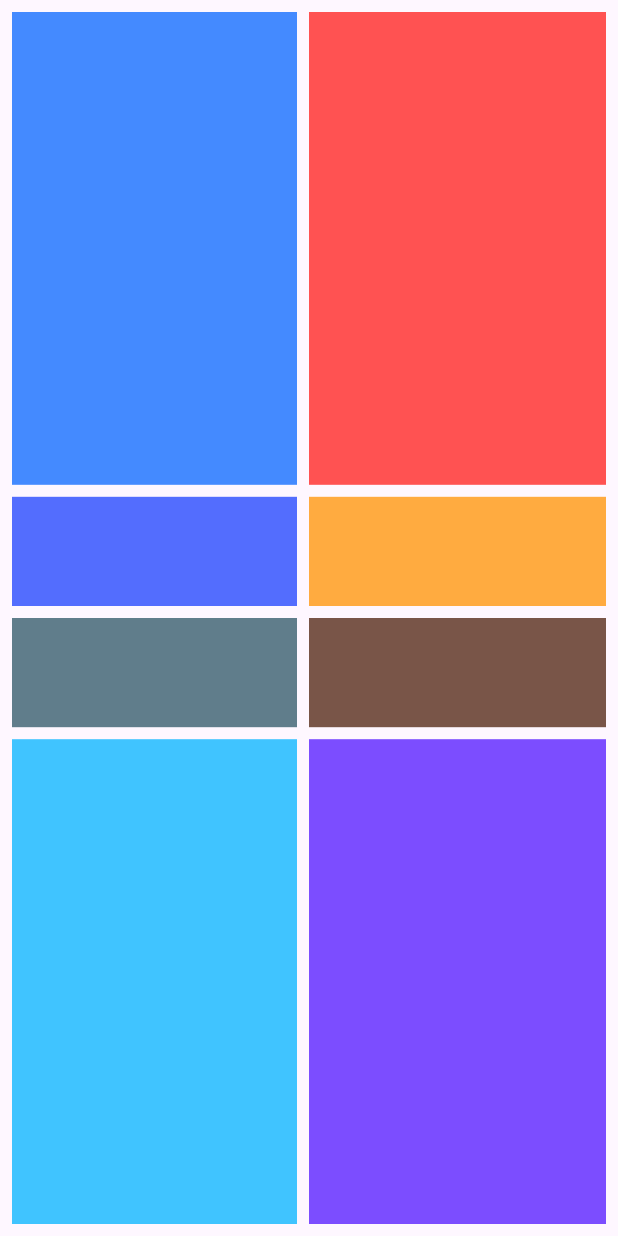
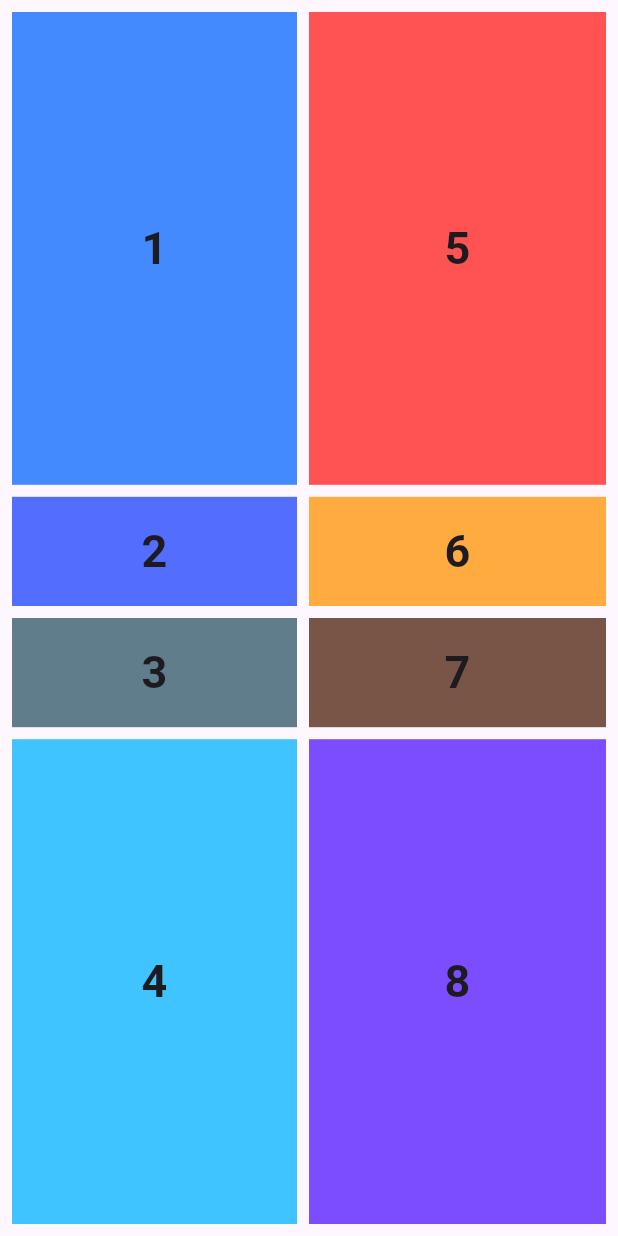
Before and after one commit to sirgb1/flutter2, a Flutter app: the screen it shows after launch, on a phone screen of 412 x 824 dp. Run offline on Flutter 3.47's test engine with Material 3 defaults, Android fonts, the phone set to English and light mode, and no system bars.

Commit message:
boxes are with numbers now

```diff
--- a/lib/main.dart
+++ b/lib/main.dart
@@ -96,12 +96,11 @@ class _MyHomePageState extends State<MyHomePage> {
                         margin: const EdgeInsets.only(right: 8, bottom: 8),
                         color: Colors.blueAccent,
                         alignment: Alignment.center,
-                      // child: Text(
-                      //   '1',
-                      //   style: TextStyle(
-                      //       fontWeight: FontWeight.bold, fontSize: 30),
-                      // )
-                    ),
+                        child: const Text(
+                          '1',
+                          style: TextStyle(
+                              fontWeight: FontWeight.bold, fontSize: 30),
+                        )),
                   ),
                   Expanded(
                       flex: 1,
@@ -114,11 +113,9 @@ class _MyHomePageState extends State<MyHomePage> {
                           height: double.infinity,
                           color: Colors.indigoAccent,
                           alignment: Alignment.center,
-                        // child: Text('2',
-                        //     style: TextStyle(
-                        //         fontWeight: FontWeight.bold, fontSize: 30)
-                        //         )
-                      )),
+                          child: const Text('2',
+                              style: TextStyle(
+                                  fontWeight: FontWeight.bold, fontSize: 30)))),
                   Expanded(
                       flex: 1,
                       child: Container(
@@ -130,11 +127,9 @@ class _MyHomePageState extends State<MyHomePage> {
                           height: double.infinity,
                           color: Colors.blueGrey,
                           alignment: Alignment.center,
-                        // child: Text('3',
-                        //     style: TextStyle(
-                        //         fontWeight: FontWeight.bold, fontSize: 30)
-                        //         )
-                      )),
+                          child: const Text('3',
+                              style: TextStyle(
+                                  fontWeight: FontWeight.bold, fontSize: 30)))),
                   Expanded(
                     flex: 4,
                     child: Container(
@@ -146,11 +141,9 @@ class _MyHomePageState extends State<MyHomePage> {
                         height: double.infinity,
                         color: Colors.lightBlueAccent,
                         alignment: Alignment.center,
-                      // child: Text('4',
-                      //     style: TextStyle(
-                      //         fontWeight: FontWeight.bold, fontSize: 30)
-                      //       )
-                    ),
+                        child: const Text('4',
+                            style: TextStyle(
+                                fontWeight: FontWeight.bold, fontSize: 30))),
                   )
                 ],
               ),
@@ -171,11 +164,9 @@ class _MyHomePageState extends State<MyHomePage> {
                         height: double.infinity,
                         color: Colors.redAccent,
                         alignment: Alignment.center,
-                      // child: Text('5',
-                      //     style: TextStyle(
-                      //         fontWeight: FontWeight.bold, fontSize: 30)
-                      //       )
-                    ),
+                        child: const Text('5',
+                            style: TextStyle(
+                                fontWeight: FontWeight.bold, fontSize: 30))),
                   ),
                   Expanded(
                       flex: 1,
@@ -188,11 +179,9 @@ class _MyHomePageState extends State<MyHomePage> {
                           height: double.infinity,
                           color: Colors.orangeAccent,
                           alignment: Alignment.center,
-                        // child: Text('6',
-                        //     style: TextStyle(
-                        //         fontWeight: FontWeight.bold, fontSize: 30)
-                        //         )
-                      )),
+                          child: const Text('6',
+                              style: TextStyle(
+                                  fontWeight: FontWeight.bold, fontSize: 30)))),
                   Expanded(
                       flex: 1,
                       child: Container(
@@ -204,11 +193,9 @@ class _MyHomePageState extends State<MyHomePage> {
                           height: double.infinity,
                           color: Colors.brown,
                           alignment: Alignment.center,
-                        // child: Text('7',
-                        //     style: TextStyle(
-                        //         fontWeight: FontWeight.bold, fontSize: 30)
-                        //       )
-                      )),
+                          child: const Text('7',
+                              style: TextStyle(
+                                  fontWeight: FontWeight.bold, fontSize: 30)))),
                   Expanded(
                     flex: 4,
                     child: Container(
@@ -220,11 +207,9 @@ class _MyHomePageState extends State<MyHomePage> {
                         height: double.infinity,
                         color: Colors.deepPurpleAccent,
                         alignment: Alignment.center,
-                      // child: Text('8',
-                      //     style: TextStyle(
-                      //         fontWeight: FontWeight.bold, fontSize: 30)
-                      //       )
-                    ),
+                        child: const Text('8',
+                            style: TextStyle(
+                                fontWeight: FontWeight.bold, fontSize: 30))),
                   )
                 ],
               ),
```
Lines whose indentation alone changed are shown as unchanged.
